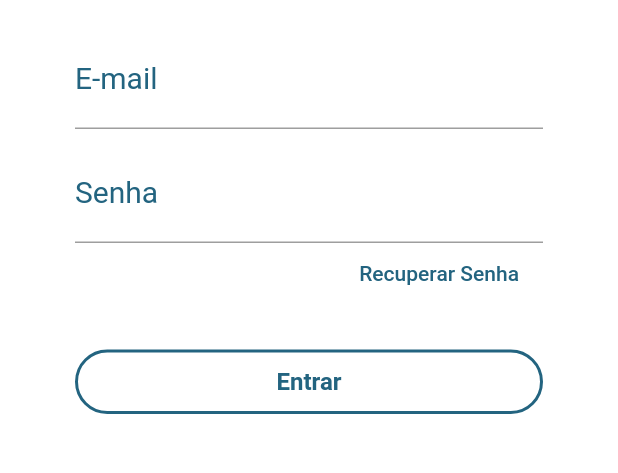
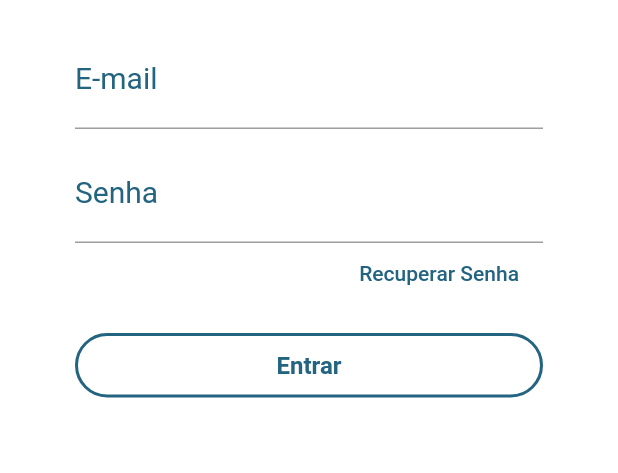
Before and after one commit to gDarbone/gaad-front-end, a Flutter app: the screen it shows after launch, after a tap on "Entrar", on a phone screen of 412 x 824 dp, the part 360-833 px from its top. Run offline on Flutter 3.47's test engine with Material 2 defaults, Android fonts, the phone set to English and light mode, and no system bars.

Commit message:
correção button

```diff
--- a/lib/pages/loginpage.dart
+++ b/lib/pages/loginpage.dart
@@ -1,4 +1,5 @@
 import 'package:flutter/material.dart';
+import 'package:gaad_mobile/pages/CategoryListPage.dart';
 import 'package:gaad_mobile/pages/welcomepage.dart';
 
 import 'OptionListsPage.dart';
@@ -72,42 +73,7 @@ class loginpage extends StatelessWidget {
                 },
               ),
             ),
-
-            Material(
-              color: Colors.transparent,
-              child: InkWell(
-                splashColor: Color.fromRGBO(35, 100, 128, 1).withOpacity(0.2),
-                highlightColor:
-                    Color.fromRGBO(35, 100, 128, 1).withOpacity(0.2),
-                onTap: () {
-                  Navigator.push(
-                    context,
-                    MaterialPageRoute(
-                      builder: (context) => OptionListsPage(),
-                    ),
-                  );
-                },
-                child: Container(
-                  padding:
-                      EdgeInsets.symmetric(vertical: 0.0, horizontal: 0.0),
-                  child: Text(
-                    'Entrar',
-                    textAlign: TextAlign.center,
-                    style: TextStyle(fontSize: 16, color: Colors.white),
-                  ),
-                  decoration: BoxDecoration(
-                      borderRadius: BorderRadius.circular(30),
-                      color: Colors.transparent,
-                      border: Border.all(color: Colors.white, width: 1)),
-                ),
-              ),
-            ),
-
-
-            SizedBox(
-              height: 10,
-            ),
-
+            SizedBox(height: 20,),
             Material(
               color: Colors.transparent,
               child: InkWell(
@@ -119,7 +85,7 @@ class loginpage extends StatelessWidget {
                   Navigator.push(
                     context,
                     MaterialPageRoute(
-                      builder: (context) => loginpage(),
+                      builder: (context) => CategoryListPage(),
                     ),
                   );
                 },
```
